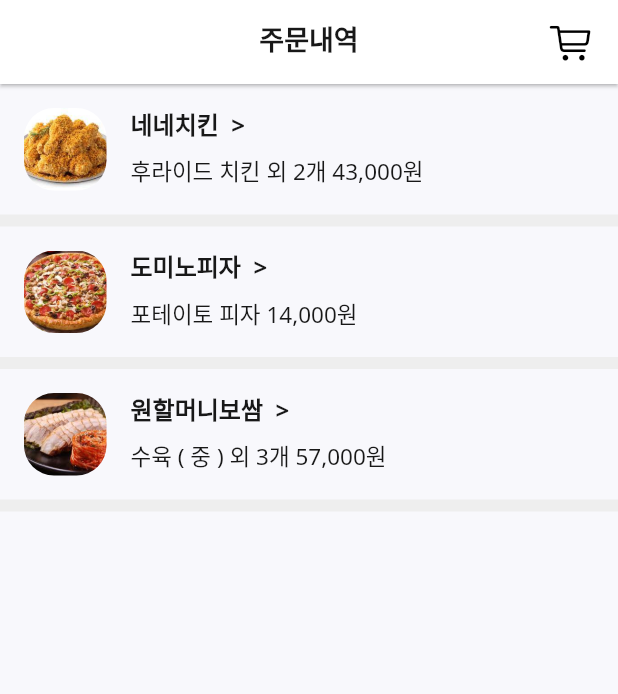
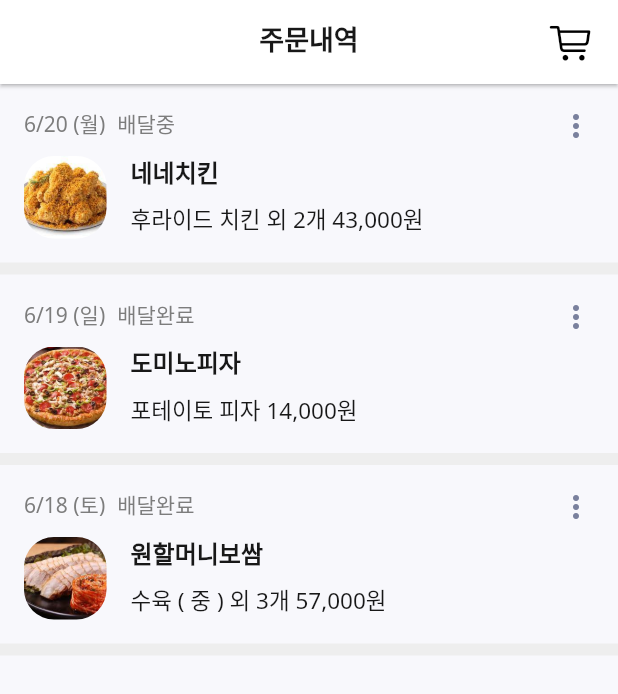
Before and after one commit to Sylar0012/final_project_beamin_app, a Flutter app: the OrderList screen opened directly, on a phone screen of 412 x 824 dp. Shown: the top 694 px of the screen. Run offline on Flutter 3.47's test engine with Material 2 defaults, Android fonts, the phone set to English and light mode, and no system bars; our stand-ins replace card_swiper, google_fonts.

Commit message:
order_list_page 수정

```diff
--- /dev/null
+++ b/lib/view/pages/main/components/my_alert_dialog.dart
@@ -0,0 +1,65 @@
+import 'package:final_project_beamin_app/constants.dart';
+import 'package:final_project_beamin_app/theme.dart';
+
+import 'package:flutter/material.dart';
+import 'package:google_fonts/google_fonts.dart';
+
+class MyAlertDialog extends StatelessWidget {
+  const MyAlertDialog({Key? key}) : super(key: key);
+
+  @override
+  Widget build(BuildContext context) {
+    return IconButton(
+      padding: EdgeInsets.zero, // 패딩 설정
+      constraints: BoxConstraints(),
+      onPressed: () {
+        showDialog(
+            context: context,
+            barrierDismissible: true, // 바깥 영역 터치시 닫을지 여부
+            builder: (BuildContext context) {
+              return AlertDialog(
+                alignment: Alignment.bottomCenter,
+                insetPadding: EdgeInsets.zero, // 패딩 설정
+                actions: [
+                  Column(
+                    crossAxisAlignment: CrossAxisAlignment.stretch,
+                    children: [
+                      TextButton(
+                        child: Expanded(
+                          child: const Text(
+                            "가게보기",
+                            style: TextStyle(color: Colors.grey, fontSize: 16),
+                          ),
+                        ),
+                        onPressed: () {},
+                      ),
+                      TextButton(
+                        child: const Text(
+                          '주문내역 삭제',
+                          style: TextStyle(fontSize: 16, color: Colors.red),
+                        ),
+                        onPressed: () {},
+                      ),
+                      TextButton(
+                        child: const Text(
+                          '닫기',
+                          style: TextStyle(color: Colors.grey, fontSize: 16),
+                        ),
+                        onPressed: () {
+                          Navigator.of(context).pop();
+                        },
+                      ),
+                    ],
+                  ),
+                ],
+              );
+            });
+      },
+      icon: Icon(
+        Icons.more_vert_rounded,
+        size: 24,
+        color: kMenuIconColor,
+      ),
+    );
+  }
+}
--- a/lib/view/pages/main/order_list/order_list.dart
+++ b/lib/view/pages/main/order_list/order_list.dart
@@ -1,5 +1,7 @@
+import 'package:final_project_beamin_app/constants.dart';
 import 'package:final_project_beamin_app/size.dart';
 import 'package:final_project_beamin_app/theme.dart';
+import 'package:final_project_beamin_app/view/pages/main/components/my_alert_dialog.dart';
 import 'package:flutter/cupertino.dart';
 import 'package:flutter/material.dart';
 
@@ -12,9 +14,9 @@
       appBar: _buildAppBar(),
       body: Column(
         children: [
-          _bulidStore(context, "치킨", "네네치킨", "후라이드 치킨 외 2개 43,000원"),
-          _bulidStore(context, "피자", "도미노피자", "포테이토 피자 14,000원"),
-          _bulidStore(context, "보쌈", "원할머니보쌈", "수육 ( 중 ) 외 3개 57,000원"),
+          _bulidStore(context, "6/20 (월)", "배달중", "치킨", "네네치킨", "후라이드 치킨 외 2개 43,000원"),
+          _bulidStore(context, "6/19 (일)", "배달완료", "피자", "도미노피자", "포테이토 피자 14,000원"),
+          _bulidStore(context, "6/18 (토)", "배달완료", "보쌈", "원할머니보쌈", "수육 ( 중 ) 외 3개 57,000원"),
         ],
       ),
     );
@@ -45,16 +47,37 @@
   }
 }
 
-Widget _bulidStore(BuildContext context, String img, String storeName, String order) {
-  return InkWell(
-    onTap: () {
-      //Navigator.push(context, MaterialPageRoute(builder: (context) => StoreDetail()));
-    },
-    child: Column(
+Widget _bulidStore(BuildContext context, String orderDay, String ordeyState, String img, String storeName, String order) {
+  return Column(
     children: [
       Padding(
         padding: const EdgeInsets.all(gap_s),
+        child: Column(
+          crossAxisAlignment: CrossAxisAlignment.start,
+          children: [
+            Row(
+              mainAxisAlignment: MainAxisAlignment.spaceBetween,
+              children: [
+                Container(
                   child: Row(
+                    children: [
+                      Text(
+                        "${orderDay}",
+                        style: textTheme().bodyText2,
+                      ),
+                      SizedBox(width: gap_xs),
+                      Text(
+                        "${ordeyState}",
+                        style: textTheme().bodyText2,
+                      ),
+                    ],
+                  ),
+                ),
+                MyAlertDialog(),
+              ],
+            ),
+            SizedBox(height: gap_xs),
+            Row(
               children: [
                 ClipRRect(
                   borderRadius: BorderRadius.circular(20),
@@ -72,7 +95,7 @@
                     Row(
                       children: [
                         Text(
-                        "${storeName}  >",
+                          "${storeName}",
                           style: textTheme().headline2,
                         ),
                       ],
@@ -86,9 +109,10 @@
                 ),
               ],
             ),
+          ],
+        ),
       ),
       Container(color: Colors.grey[200], height: gap_xs),
     ],
-    ),
   );
 }
```
Lines whose indentation alone changed are shown as unchanged.
